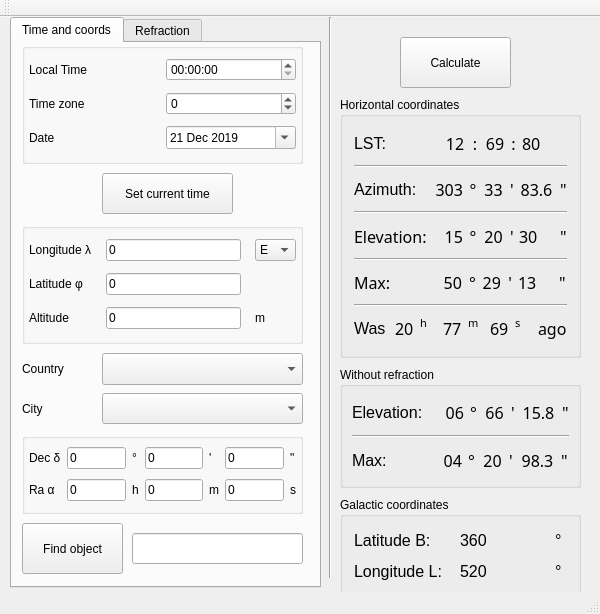
Qt form GUI/mainwindow.ui (IamNotProgrammer/Star-height) before a commit.
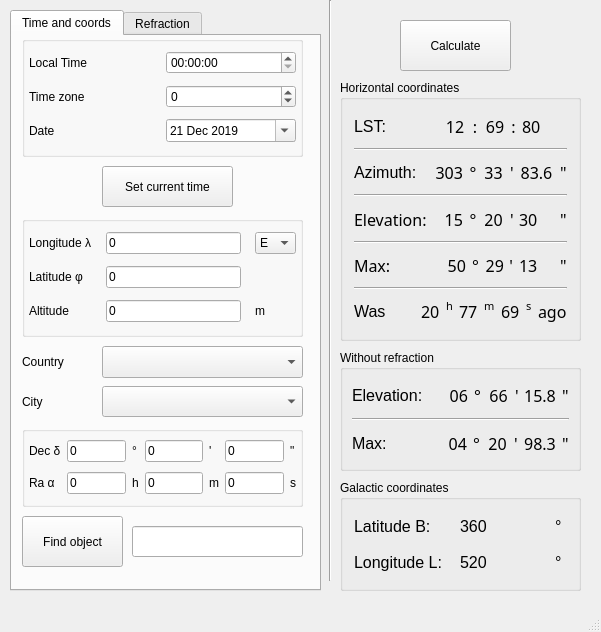
The same form after that commit.

What changed in the file:
```diff
--- a/GUI/mainwindow.ui
+++ b/GUI/mainwindow.ui
@@ -6,8 +6,8 @@
    <rect>
     <x>0</x>
     <y>0</y>
-    <width>600</width>
-    <height>614</height>
+    <width>601</width>
+    <height>632</height>
    </rect>
   </property>
   <property name="maximumSize">
@@ -233,13 +233,13 @@
         <widget class="QLabel" name="label_24">
          <property name="minimumSize">
           <size>
-           <width>73</width>
+           <width>0</width>
            <height>0</height>
           </size>
          </property>
          <property name="maximumSize">
           <size>
-           <width>72</width>
+           <width>561</width>
            <height>16777215</height>
           </size>
          </property>
@@ -255,6 +255,19 @@
          </property>
         </widget>
        </item>
+       <item>
+        <spacer name="horizontalSpacer">
+         <property name="orientation">
+          <enum>Qt::Horizontal</enum>
+         </property>
+         <property name="sizeHint" stdset="0">
+          <size>
+           <width>40</width>
+           <height>20</height>
+          </size>
+         </property>
+        </spacer>
+       </item>
        <item>
         <widget class="QLabel" name="label_25">
          <property name="minimumSize">
@@ -295,7 +308,7 @@
          </property>
          <property name="maximumSize">
           <size>
-           <width>8</width>
+           <width>7</width>
            <height>16777215</height>
           </size>
          </property>
@@ -325,7 +338,7 @@
          </property>
          <property name="maximumSize">
           <size>
-           <width>21</width>
+           <width>19</width>
            <height>16777215</height>
           </size>
          </property>
@@ -355,7 +368,7 @@
          </property>
          <property name="maximumSize">
           <size>
-           <width>5</width>
+           <width>3</width>
            <height>16777215</height>
           </size>
          </property>
@@ -382,7 +395,7 @@
          </property>
          <property name="maximumSize">
           <size>
-           <width>45</width>
+           <width>35</width>
            <height>16777215</height>
           </size>
          </property>
@@ -434,13 +447,13 @@
         <widget class="QLabel" name="label_56">
          <property name="minimumSize">
           <size>
-           <width>84</width>
+           <width>0</width>
            <height>0</height>
           </size>
          </property>
          <property name="maximumSize">
           <size>
-           <width>72</width>
+           <width>543</width>
            <height>16777215</height>
           </size>
          </property>
@@ -455,6 +468,19 @@
          </property>
         </widget>
        </item>
+       <item>
+        <spacer name="horizontalSpacer_2">
+         <property name="orientation">
+          <enum>Qt::Horizontal</enum>
+         </property>
+         <property name="sizeHint" stdset="0">
+          <size>
+           <width>40</width>
+           <height>20</height>
+          </size>
+         </property>
+        </spacer>
+       </item>
        <item>
         <widget class="QLabel" name="ref_deg">
          <property name="font">
@@ -484,7 +510,7 @@
          </property>
          <property name="maximumSize">
           <size>
-           <width>8</width>
+           <width>7</width>
            <height>16777215</height>
           </size>
          </property>
@@ -512,7 +538,7 @@
          </property>
          <property name="maximumSize">
           <size>
-           <width>21</width>
+           <width>19</width>
            <height>16777215</height>
           </size>
          </property>
@@ -543,7 +569,7 @@
          </property>
          <property name="maximumSize">
           <size>
-           <width>5</width>
+           <width>3</width>
            <height>16777215</height>
           </size>
          </property>
@@ -571,7 +597,7 @@
          </property>
          <property name="maximumSize">
           <size>
-           <width>45</width>
+           <width>35</width>
            <height>16777215</height>
           </size>
          </property>
@@ -623,7 +649,7 @@
         <widget class="QLabel" name="label_57">
          <property name="minimumSize">
           <size>
-           <width>83</width>
+           <width>0</width>
            <height>0</height>
           </size>
          </property>
@@ -638,6 +664,19 @@
          </property>
         </widget>
        </item>
+       <item>
+        <spacer name="horizontalSpacer_3">
+         <property name="orientation">
+          <enum>Qt::Horizontal</enum>
+         </property>
+         <property name="sizeHint" stdset="0">
+          <size>
+           <width>108</width>
+           <height>20</height>
+          </size>
+         </property>
+        </spacer>
+       </item>
        <item>
         <widget class="QLabel" name="max_ref_d">
          <property name="font">
@@ -658,7 +697,7 @@
         <widget class="QLabel" name="label_59">
          <property name="maximumSize">
           <size>
-           <width>8</width>
+           <width>7</width>
            <height>16777215</height>
           </size>
          </property>
@@ -678,6 +717,12 @@
        </item>
        <item>
         <widget class="QLabel" name="max_ref_m">
+         <property name="maximumSize">
+          <size>
+           <width>19</width>
+           <height>16777215</height>
+          </size>
+         </property>
          <property name="font">
           <font>
            <family>Droid Arabic Kufi</family>
@@ -702,7 +747,7 @@
          </property>
          <property name="maximumSize">
           <size>
-           <width>5</width>
+           <width>3</width>
            <height>16777215</height>
           </size>
          </property>
@@ -730,7 +775,7 @@
          </property>
          <property name="maximumSize">
           <size>
-           <width>45</width>
+           <width>35</width>
            <height>16777215</height>
           </size>
          </property>
@@ -795,6 +840,19 @@
          </property>
         </widget>
        </item>
+       <item>
+        <spacer name="horizontalSpacer_4">
+         <property name="orientation">
+          <enum>Qt::Horizontal</enum>
+         </property>
+         <property name="sizeHint" stdset="0">
+          <size>
+           <width>40</width>
+           <height>20</height>
+          </size>
+         </property>
+        </spacer>
+       </item>
        <item>
         <widget class="QLabel" name="t_h">
          <property name="font">
@@ -908,7 +966,7 @@
       <x>340</x>
       <y>480</y>
       <width>241</width>
-      <height>101</height>
+      <height>111</height>
      </rect>
     </property>
     <property name="title">
@@ -1039,7 +1097,7 @@
       <x>320</x>
       <y>0</y>
       <width>20</width>
-      <height>561</height>
+      <height>581</height>
      </rect>
     </property>
     <property name="orientation">
@@ -1050,9 +1108,9 @@
     <property name="geometry">
      <rect>
       <x>10</x>
-      <y>0</y>
+      <y>10</y>
       <width>311</width>
-      <height>571</height>
+      <height>581</height>
      </rect>
     </property>
     <property name="currentIndex">
@@ -1694,7 +1752,7 @@
         <widget class="QLabel" name="label_19">
          <property name="minimumSize">
           <size>
-           <width>79</width>
+           <width>0</width>
            <height>0</height>
           </size>
          </property>
@@ -1710,6 +1768,19 @@
          </property>
         </widget>
        </item>
+       <item>
+        <spacer name="horizontalSpacer_5">
+         <property name="orientation">
+          <enum>Qt::Horizontal</enum>
+         </property>
+         <property name="sizeHint" stdset="0">
+          <size>
+           <width>40</width>
+           <height>20</height>
+          </size>
+         </property>
+        </spacer>
+       </item>
        <item>
         <widget class="QLabel" name="label_20">
          <property name="minimumSize">
@@ -1720,7 +1791,7 @@
          </property>
          <property name="maximumSize">
           <size>
-           <width>23</width>
+           <width>361</width>
            <height>16777215</height>
           </size>
          </property>
@@ -1777,7 +1848,7 @@
          </property>
          <property name="maximumSize">
           <size>
-           <width>21</width>
+           <width>231</width>
            <height>16777215</height>
           </size>
          </property>
@@ -1829,13 +1900,13 @@
         <widget class="QLabel" name="label_46">
          <property name="minimumSize">
           <size>
-           <width>35</width>
+           <width>0</width>
            <height>0</height>
           </size>
          </property>
          <property name="maximumSize">
           <size>
-           <width>45</width>
+           <width>393</width>
            <height>16777215</height>
           </size>
          </property>
@@ -1860,7 +1931,7 @@
         <widget class="QLabel" name="label_47">
          <property name="maximumSize">
           <size>
-           <width>8</width>
+           <width>382</width>
            <height>16777215</height>
           </size>
          </property>
@@ -1893,7 +1964,7 @@
         <widget class="QLabel" name="label_29">
          <property name="minimumSize">
           <size>
-           <width>73</width>
+           <width>0</width>
            <height>0</height>
           </size>
          </property>
@@ -1909,6 +1980,19 @@
          </property>
         </widget>
        </item>
+       <item>
+        <spacer name="horizontalSpacer_6">
+         <property name="orientation">
+          <enum>Qt::Horizontal</enum>
+         </property>
+         <property name="sizeHint" stdset="0">
+          <size>
+           <width>40</width>
+           <height>20</height>
+          </size>
+         </property>
+        </spacer>
+       </item>
        <item>
         <widget class="QLabel" name="max_h_deg">
          <property name="minimumSize">
@@ -1919,7 +2003,7 @@
          </property>
          <property name="maximumSize">
           <size>
-           <width>31</width>
+           <width>361</width>
            <height>16777215</height>
           </size>
          </property>
@@ -1976,7 +2060,7 @@
          </property>
          <property name="maximumSize">
           <size>
-           <width>21</width>
+           <width>231</width>
            <height>16777215</height>
           </size>
          </property>
@@ -2027,13 +2111,13 @@
         <widget class="QLabel" name="max_h_s">
          <property name="minimumSize">
           <size>
-           <width>35</width>
+           <width>0</width>
            <height>0</height>
           </size>
          </property>
          <property name="maximumSize">
           <size>
-           <width>45</width>
+           <width>393</width>
            <height>16777215</height>
           </size>
          </property>
@@ -2055,7 +2139,7 @@
         <widget class="QLabel" name="label_51">
          <property name="maximumSize">
           <size>
-           <width>8</width>
+           <width>382</width>
            <height>16777215</height>
           </size>
          </property>
@@ -2085,14 +2169,6 @@
     </rect>
    </property>
   </widget>
-  <widget class="QToolBar" name="mainToolBar">
-   <attribute name="toolBarArea">
-    <enum>TopToolBarArea</enum>
-   </attribute>
-   <attribute name="toolBarBreak">
-    <bool>false</bool>
-   </attribute>
-  </widget>
   <widget class="QStatusBar" name="statusBar"/>
  </widget>
  <layoutdefault spacing="6" margin="11"/>
```
Left out of the diff: 2 changed lines with no effect on the pictures.
